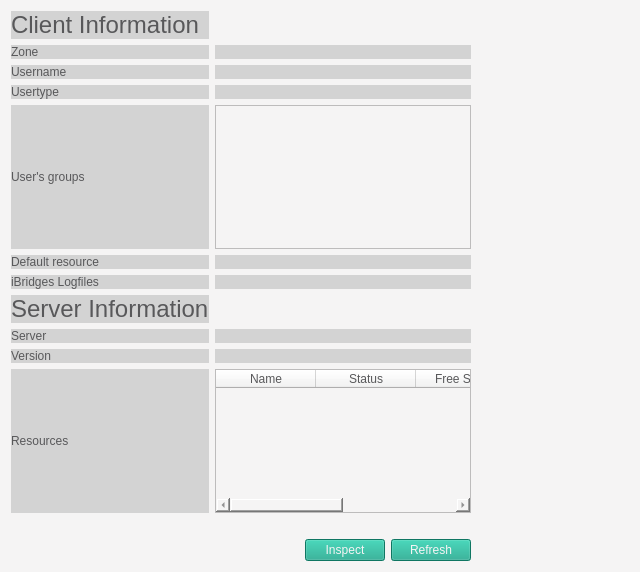
The window that ibridgesgui/ui_files/tabInfo.ui (iBridges-for-iRODS/iBridges-GUI) describes before a commit, drawn with Qt 5.
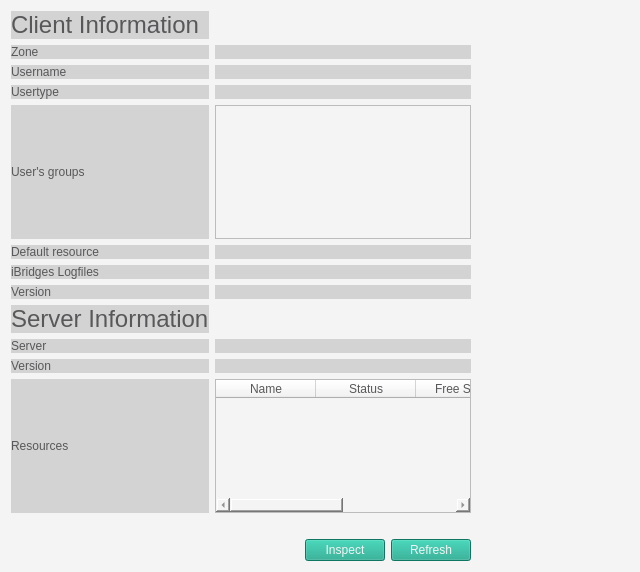
The same window after the commit.

Commit message:
Version info and bug fix ACLs (#401)
* acl bugfix

* add version info

* extend info test

```diff
--- a/ibridgesgui/ui_files/tabInfo.ui
+++ b/ibridgesgui/ui_files/tabInfo.ui
@@ -47,8 +47,102 @@
   <layout class="QHBoxLayout" name="horizontalLayout">
    <item>
     <layout class="QGridLayout" name="gridLayout">
-     <item row="3" column="2">
-      <widget class="QLabel" name="zone_label">
+     <item row="15" column="0">
+      <spacer name="verticalSpacer_2">
+       <property name="orientation">
+        <enum>Qt::Vertical</enum>
+       </property>
+       <property name="sizeHint" stdset="0">
+        <size>
+         <width>20</width>
+         <height>40</height>
+        </size>
+       </property>
+      </spacer>
+     </item>
+     <item row="19" column="2">
+      <widget class="QLabel" name="version_label">
+       <property name="text">
+        <string/>
+       </property>
+      </widget>
+     </item>
+     <item row="16" column="0">
+      <widget class="QLabel" name="label_12">
+       <property name="font">
+        <font>
+         <pointsize>18</pointsize>
+         <italic>false</italic>
+         <bold>false</bold>
+        </font>
+       </property>
+       <property name="text">
+        <string>Server Information</string>
+       </property>
+      </widget>
+     </item>
+     <item row="18" column="0">
+      <widget class="QLabel" name="label_2">
+       <property name="text">
+        <string>Server</string>
+       </property>
+      </widget>
+     </item>
+     <item row="1" column="0">
+      <spacer name="verticalSpacer">
+       <property name="orientation">
+        <enum>Qt::Vertical</enum>
+       </property>
+       <property name="sizeHint" stdset="0">
+        <size>
+         <width>20</width>
+         <height>40</height>
+        </size>
+       </property>
+      </spacer>
+     </item>
+     <item row="21" column="2">
+      <widget class="QTableWidget" name="resc_table">
+       <property name="editTriggers">
+        <set>QAbstractItemView::NoEditTriggers</set>
+       </property>
+       <property name="selectionMode">
+        <enum>QAbstractItemView::NoSelection</enum>
+       </property>
+       <property name="selectionBehavior">
+        <enum>QAbstractItemView::SelectRows</enum>
+       </property>
+       <column>
+        <property name="text">
+         <string>Name</string>
+        </property>
+       </column>
+       <column>
+        <property name="text">
+         <string>Status</string>
+        </property>
+       </column>
+       <column>
+        <property name="text">
+         <string>Free Space</string>
+        </property>
+       </column>
+       <column>
+        <property name="text">
+         <string>Context</string>
+        </property>
+       </column>
+      </widget>
+     </item>
+     <item row="4" column="0">
+      <widget class="QLabel" name="label_4">
+       <property name="text">
+        <string>Username</string>
+       </property>
+      </widget>
+     </item>
+     <item row="18" column="2">
+      <widget class="QLabel" name="server_label">
        <property name="text">
         <string/>
        </property>
@@ -61,8 +155,15 @@
        </property>
       </widget>
      </item>
-     <item row="13" column="0">
-      <spacer name="verticalSpacer_5">
+     <item row="8" column="0">
+      <widget class="QLabel" name="label_8">
+       <property name="text">
+        <string>Default resource</string>
+       </property>
+      </widget>
+     </item>
+     <item row="12" column="0">
+      <spacer name="verticalSpacer_3">
        <property name="orientation">
         <enum>Qt::Vertical</enum>
        </property>
@@ -81,14 +182,7 @@
        </property>
       </widget>
      </item>
-     <item row="14" column="0">
-      <widget class="QLabel" name="label_2">
-       <property name="text">
-        <string>Server</string>
-       </property>
-      </widget>
-     </item>
-     <item row="19" column="2">
+     <item row="23" column="2">
       <layout class="QHBoxLayout" name="horizontalLayout_3">
        <item>
         <spacer name="horizontalSpacer_2">
@@ -125,6 +219,33 @@
        </item>
       </layout>
      </item>
+     <item row="8" column="2">
+      <widget class="QLabel" name="resc_label">
+       <property name="text">
+        <string/>
+       </property>
+      </widget>
+     </item>
+     <item row="17" column="0">
+      <spacer name="verticalSpacer_5">
+       <property name="orientation">
+        <enum>Qt::Vertical</enum>
+       </property>
+       <property name="sizeHint" stdset="0">
+        <size>
+         <width>20</width>
+         <height>40</height>
+        </size>
+       </property>
+      </spacer>
+     </item>
+     <item row="19" column="0">
+      <widget class="QLabel" name="label_13">
+       <property name="text">
+        <string>Version</string>
+       </property>
+      </widget>
+     </item>
      <item row="6" column="0">
       <spacer name="verticalSpacer_4">
        <property name="orientation">
@@ -138,14 +259,21 @@
        </property>
       </spacer>
      </item>
-     <item row="15" column="0">
-      <widget class="QLabel" name="label_13">
+     <item row="10" column="0">
+      <widget class="QLabel" name="label_6">
        <property name="text">
-        <string>Version</string>
+        <string>iBridges Logfiles</string>
        </property>
       </widget>
      </item>
-     <item row="16" column="0">
+     <item row="3" column="0">
+      <widget class="QLabel" name="label_3">
+       <property name="text">
+        <string>Zone</string>
+       </property>
+      </widget>
+     </item>
+     <item row="20" column="0">
       <spacer name="verticalSpacer_6">
        <property name="orientation">
         <enum>Qt::Vertical</enum>
@@ -158,46 +286,6 @@
        </property>
       </spacer>
      </item>
-     <item row="12" column="0">
-      <widget class="QLabel" name="label_12">
-       <property name="font">
-        <font>
-         <pointsize>18</pointsize>
-         <italic>false</italic>
-         <bold>false</bold>
-        </font>
-       </property>
-       <property name="text">
-        <string>Server Information</string>
-       </property>
-      </widget>
-     </item>
-     <item row="1" column="0">
-      <spacer name="verticalSpacer">
-       <property name="orientation">
-        <enum>Qt::Vertical</enum>
-       </property>
-       <property name="sizeHint" stdset="0">
-        <size>
-         <width>20</width>
-         <height>40</height>
-        </size>
-       </property>
-      </spacer>
-     </item>
-     <item row="18" column="2">
-      <spacer name="horizontalSpacer">
-       <property name="orientation">
-        <enum>Qt::Horizontal</enum>
-       </property>
-       <property name="sizeHint" stdset="0">
-        <size>
-         <width>40</width>
-         <height>20</height>
-        </size>
-       </property>
-      </spacer>
-     </item>
      <item row="0" column="0">
       <widget class="QLabel" name="label_11">
        <property name="font">
@@ -212,26 +300,6 @@
        </property>
       </widget>
      </item>
-     <item row="4" column="0">
-      <widget class="QLabel" name="label_4">
-       <property name="text">
-        <string>Username</string>
-       </property>
-      </widget>
-     </item>
-     <item row="11" column="0">
-      <spacer name="verticalSpacer_2">
-       <property name="orientation">
-        <enum>Qt::Vertical</enum>
-       </property>
-       <property name="sizeHint" stdset="0">
-        <size>
-         <width>20</width>
-         <height>40</height>
-        </size>
-       </property>
-      </spacer>
-     </item>
      <item row="7" column="0">
       <widget class="QLabel" name="label_5">
        <property name="text">
@@ -239,118 +307,64 @@
        </property>
       </widget>
      </item>
-     <item row="5" column="0">
-      <widget class="QLabel" name="label_10">
-       <property name="text">
-        <string>Usertype</string>
-       </property>
-      </widget>
-     </item>
-     <item row="8" column="2">
-      <widget class="QLabel" name="resc_label">
+     <item row="3" column="2">
+      <widget class="QLabel" name="zone_label">
        <property name="text">
         <string/>
        </property>
       </widget>
      </item>
-     <item row="8" column="0">
-      <widget class="QLabel" name="label_8">
-       <property name="text">
-        <string>Default resource</string>
+     <item row="22" column="2">
+      <spacer name="horizontalSpacer">
+       <property name="orientation">
+        <enum>Qt::Horizontal</enum>
        </property>
-      </widget>
-     </item>
-     <item row="17" column="2">
-      <widget class="QTableWidget" name="resc_table">
-       <property name="editTriggers">
-        <set>QAbstractItemView::NoEditTriggers</set>
+       <property name="sizeHint" stdset="0">
+        <size>
+         <width>40</width>
+         <height>20</height>
+        </size>
        </property>
-       <property name="selectionMode">
-        <enum>QAbstractItemView::NoSelection</enum>
-       </property>
-       <property name="selectionBehavior">
-        <enum>QAbstractItemView::SelectRows</enum>
-       </property>
-       <column>
-        <property name="text">
-         <string>Name</string>
-        </property>
-       </column>
-       <column>
-        <property name="text">
-         <string>Status</string>
-        </property>
-       </column>
-       <column>
-        <property name="text">
-         <string>Free Space</string>
-        </property>
-       </column>
-       <column>
-        <property name="text">
-         <string>Context</string>
-        </property>
-       </column>
-      </widget>
+      </spacer>
      </item>
      <item row="7" column="2">
       <widget class="QTextBrowser" name="groups_browser"/>
      </item>
-     <item row="3" column="0">
-      <widget class="QLabel" name="label_3">
+     <item row="10" column="2">
+      <widget class="QLabel" name="log_label">
        <property name="text">
-        <string>Zone</string>
+        <string/>
        </property>
       </widget>
      </item>
-     <item row="17" column="0">
+     <item row="21" column="0">
       <widget class="QLabel" name="label_9">
        <property name="text">
         <string>Resources</string>
        </property>
       </widget>
      </item>
-     <item row="15" column="2">
-      <widget class="QLabel" name="version_label">
+     <item row="5" column="0">
+      <widget class="QLabel" name="label_10">
        <property name="text">
-        <string/>
+        <string>Usertype</string>
        </property>
       </widget>
      </item>
-     <item row="9" column="2">
-      <widget class="QLabel" name="log_label">
+     <item row="11" column="0">
+      <widget class="QLabel" name="label">
        <property name="text">
-        <string/>
+        <string>Version</string>
        </property>
       </widget>
      </item>
-     <item row="9" column="0">
-      <widget class="QLabel" name="label_6">
+     <item row="11" column="2">
+      <widget class="QLabel" name="client_version_label">
        <property name="text">
-        <string>iBridges Logfiles</string>
-       </property>
-      </widget>
-     </item>
-     <item row="14" column="2">
-      <widget class="QLabel" name="server_label">
-       <property name="text">
         <string/>
        </property>
       </widget>
      </item>
-     <item row="10" column="0">
-      <spacer name="verticalSpacer_3">
-       <property name="orientation">
-        <enum>Qt::Vertical</enum>
-       </property>
-       <property name="sizeHint" stdset="0">
-        <size>
-         <width>20</width>
-         <height>40</height>
-        </size>
-       </property>
-      </spacer>
-     </item>
     </layout>
    </item>
    <item>
```
The commit also changes 5 other files.
